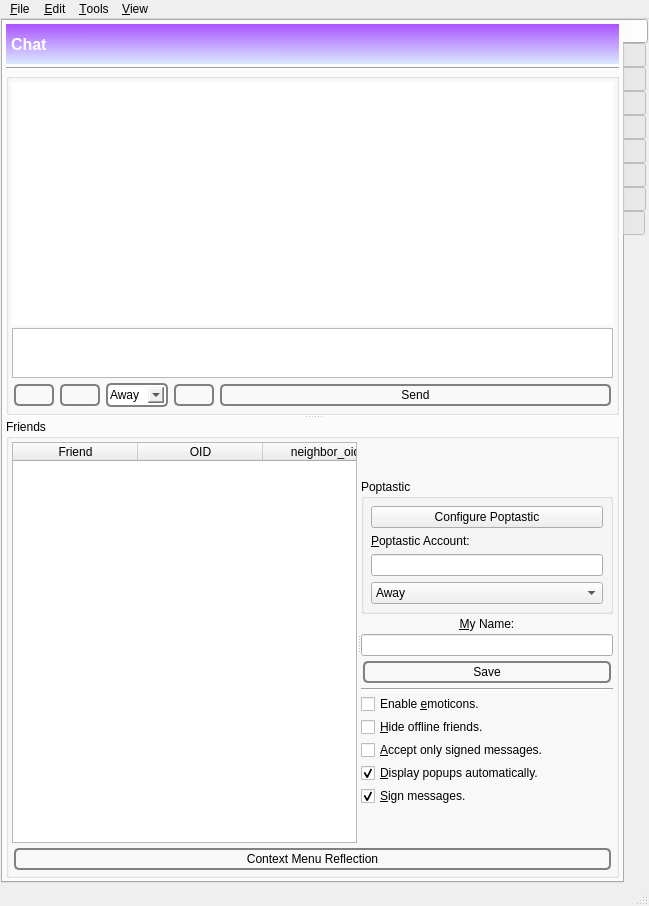
Before: the Qt Designer form GoldBug-UI/controlcenter.ui in xloem/spot-on-svn, drawn with Qt 5.
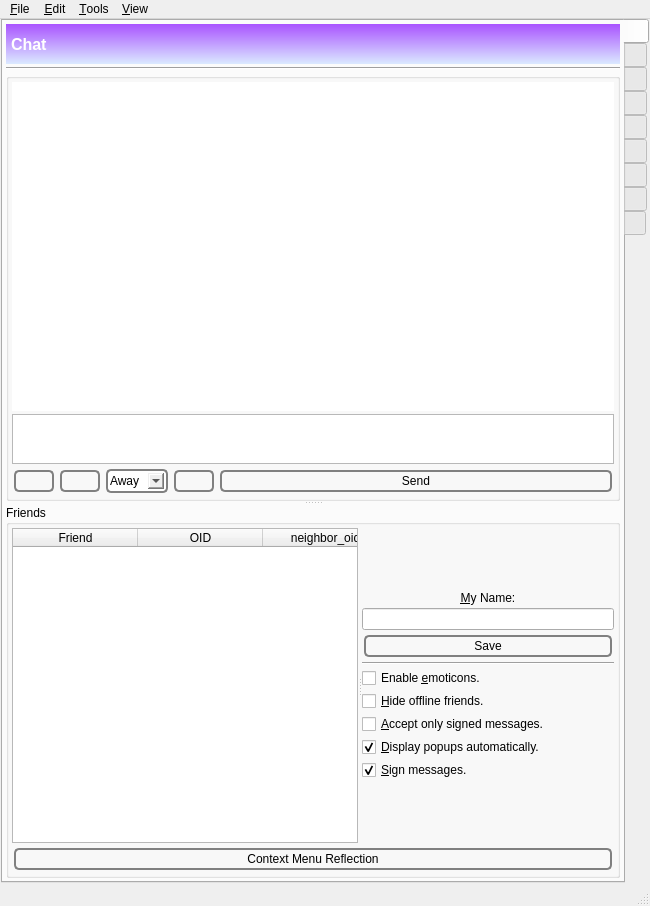
After: the same form once the commit is applied. The open tabs and pages were chosen to show the change. Icons and pictures are not drawn. Custom widgets are drawn as their Qt base class.

```diff
--- a/GoldBug-UI/controlcenter.ui
+++ b/GoldBug-UI/controlcenter.ui
@@ -6,7 +6,7 @@
    <rect>
     <x>0</x>
     <y>0</y>
-    <width>649</width>
+    <width>650</width>
     <height>906</height>
    </rect>
   </property>
@@ -181,7 +181,7 @@
                    <string>&lt;!DOCTYPE HTML PUBLIC &quot;-//W3C//DTD HTML 4.0//EN&quot; &quot;http://www.w3.org/TR/REC-html40/strict.dtd&quot;&gt;
 &lt;html&gt;&lt;head&gt;&lt;meta name=&quot;qrichtext&quot; content=&quot;1&quot; /&gt;&lt;style type=&quot;text/css&quot;&gt;
 p, li { white-space: pre-wrap; }
-&lt;/style&gt;&lt;/head&gt;&lt;body style=&quot; font-family:'Sans'; font-size:10pt; font-weight:400; font-style:normal;&quot;&gt;
+&lt;/style&gt;&lt;/head&gt;&lt;body style=&quot; font-family:'Sans'; font-size:12pt; font-weight:400; font-style:normal;&quot;&gt;
 &lt;p style=&quot;-qt-paragraph-type:empty; margin-top:0px; margin-bottom:0px; margin-left:0px; margin-right:0px; -qt-block-indent:0; text-indent:0px; font-family:'MS Shell Dlg 2'; font-size:8pt;&quot;&gt;&lt;br /&gt;&lt;/p&gt;&lt;/body&gt;&lt;/html&gt;</string>
                   </property>
                  </widget>
@@ -597,90 +597,6 @@
                      </property>
                     </widget>
                    </item>
-                   <item>
-                    <widget class="QGroupBox" name="groupBox_19">
-                     <property name="minimumSize">
-                      <size>
-                       <width>0</width>
-                       <height>0</height>
-                      </size>
-                     </property>
-                     <property name="title">
-                      <string>Poptastic</string>
-                     </property>
-                     <layout class="QVBoxLayout" name="verticalLayout_70">
-                      <property name="margin">
-                       <number>7</number>
-                      </property>
-                      <item>
-                       <widget class="QPushButton" name="configurepoptastic">
-                        <property name="text">
-                         <string>Configure Poptastic</string>
-                        </property>
-                       </widget>
-                      </item>
-                      <item>
-                       <layout class="QHBoxLayout" name="horizontalLayout_71">
-                        <property name="topMargin">
-                         <number>0</number>
-                        </property>
-                        <item>
-                         <widget class="QLabel" name="label_117">
-                          <property name="text">
-                           <string>&amp;Poptastic Account:</string>
-                          </property>
-                          <property name="alignment">
-                           <set>Qt::AlignLeading|Qt::AlignLeft|Qt::AlignVCenter</set>
-                          </property>
-                          <property name="buddy">
-                           <cstring>poptasticName</cstring>
-                          </property>
-                         </widget>
-                        </item>
-                       </layout>
-                      </item>
-                      <item>
-                       <widget class="QLineEdit" name="poptasticName"/>
-                      </item>
-                      <item>
-                       <widget class="QComboBox" name="poptasticStatus">
-                        <property name="sizePolicy">
-                         <sizepolicy hsizetype="Expanding" vsizetype="Fixed">
-                          <horstretch>0</horstretch>
-                          <verstretch>0</verstretch>
-                         </sizepolicy>
-                        </property>
-                        <property name="currentIndex">
-                         <number>0</number>
-                        </property>
-                        <property name="sizeAdjustPolicy">
-                         <enum>QComboBox::AdjustToContents</enum>
-                        </property>
-                        <item>
-                         <property name="text">
-                          <string>Away</string>
-                         </property>
-                        </item>
-                        <item>
-                         <property name="text">
-                          <string>Busy</string>
-                         </property>
-                        </item>
-                        <item>
-                         <property name="text">
-                          <string>Offline</string>
-                         </property>
-                        </item>
-                        <item>
-                         <property name="text">
-                          <string>Online</string>
-                         </property>
-                        </item>
-                       </widget>
-                      </item>
-                     </layout>
-                    </widget>
-                   </item>
                    <item>
                     <widget class="QLabel" name="label_5">
                      <property name="text">
@@ -10808,8 +10724,8 @@
     <rect>
      <x>0</x>
      <y>0</y>
-     <width>649</width>
-     <height>24</height>
+     <width>650</width>
+     <height>25</height>
     </rect>
    </property>
    <widget class="QMenu" name="menu_File">
```
Left out of the diff: 34 changed lines with no effect on the pictures.
